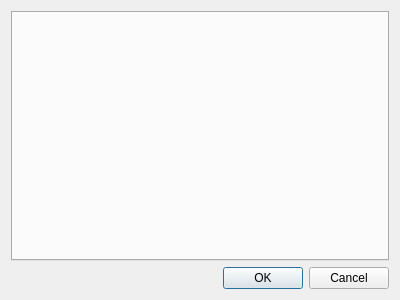
This is src/appleseed.studio/mainwindow/project/entitybrowserwindow.ui in appleseedhq/appleseed as Qt 5 draws it before an edit. The edited form follows.
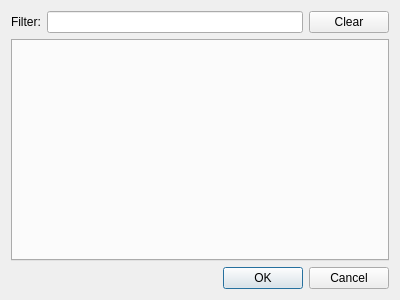
This is the edited form.

Commit message: Added filtering entities by regexp in Entity Browser window.

```diff
--- a/src/appleseed.studio/mainwindow/project/entitybrowserwindow.ui
+++ b/src/appleseed.studio/mainwindow/project/entitybrowserwindow.ui
@@ -16,21 +16,42 @@
   <property name="windowTitle">
    <string>Entity Browser</string>
   </property>
-  <layout class="QGridLayout" name="gridLayout">
-   <item row="1" column="0">
-    <widget class="QDialogButtonBox" name="buttonbox">
-     <property name="standardButtons">
-      <set>QDialogButtonBox::Cancel|QDialogButtonBox::Ok</set>
-     </property>
-    </widget>
+  <layout class="QVBoxLayout" name="verticalLayout">
+   <item>
+    <layout class="QHBoxLayout" name="horizontalLayout">
+     <item>
+      <widget class="QLabel" name="label_filter">
+       <property name="text">
+        <string>Filter:</string>
+       </property>
+      </widget>
+     </item>
+     <item>
+      <widget class="QLineEdit" name="lineedit_filter"/>
+     </item>
+     <item>
+      <widget class="QPushButton" name="pushbutton_clear_filter">
+       <property name="text">
+        <string>Clear</string>
+       </property>
+      </widget>
+     </item>
+    </layout>
    </item>
-   <item row="0" column="0">
+   <item>
     <widget class="QTabWidget" name="tab_widget">
      <property name="currentIndex">
       <number>-1</number>
      </property>
     </widget>
    </item>
+   <item>
+    <widget class="QDialogButtonBox" name="buttonbox">
+     <property name="standardButtons">
+      <set>QDialogButtonBox::Cancel|QDialogButtonBox::Ok</set>
+     </property>
+    </widget>
+   </item>
   </layout>
  </widget>
  <resources/>
```
The commit also changes 2 other files.
